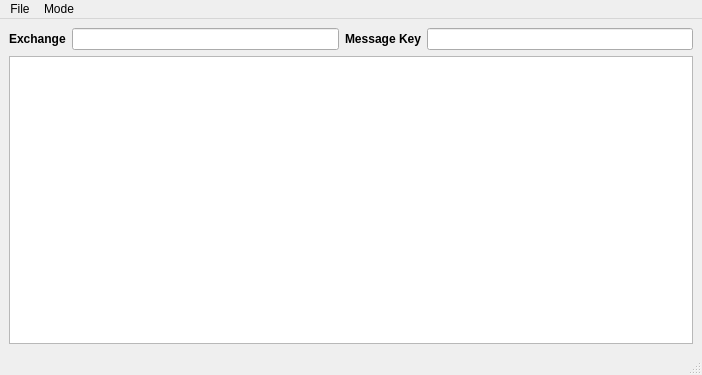
Before: the Qt Designer form src/tools/evgui.ui in aquamatt/Peloton, drawn with Qt 5.
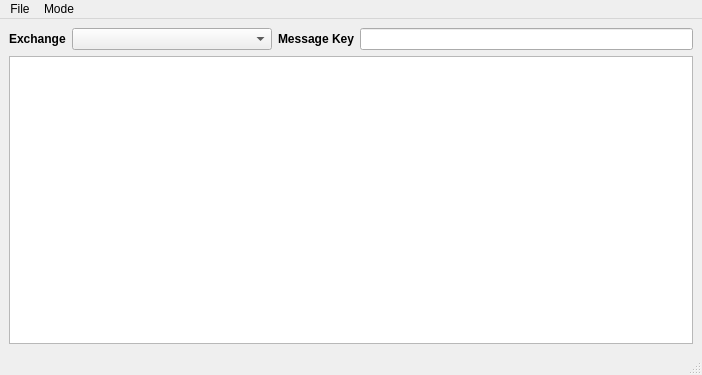
After: the same form once the commit is applied.

Diff of the .ui file:
```diff
--- a/src/tools/evgui.ui
+++ b/src/tools/evgui.ui
@@ -45,7 +45,14 @@
        </widget>
       </item>
       <item>
-       <widget class="QLineEdit" name="exchangeField" />
+       <widget class="QComboBox" name="exchangeComboBox" >
+        <property name="minimumSize" >
+         <size>
+          <width>200</width>
+          <height>0</height>
+         </size>
+        </property>
+       </widget>
       </item>
       <item>
        <widget class="QLabel" name="label_2" >
```
